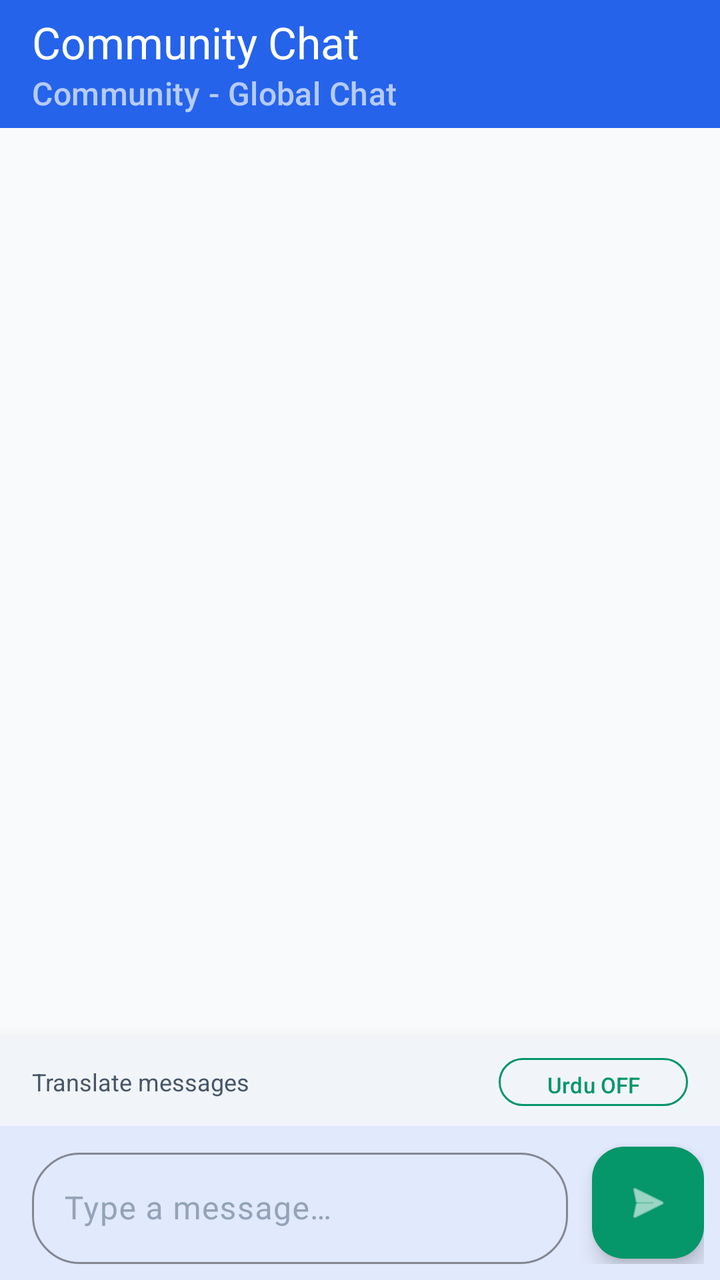
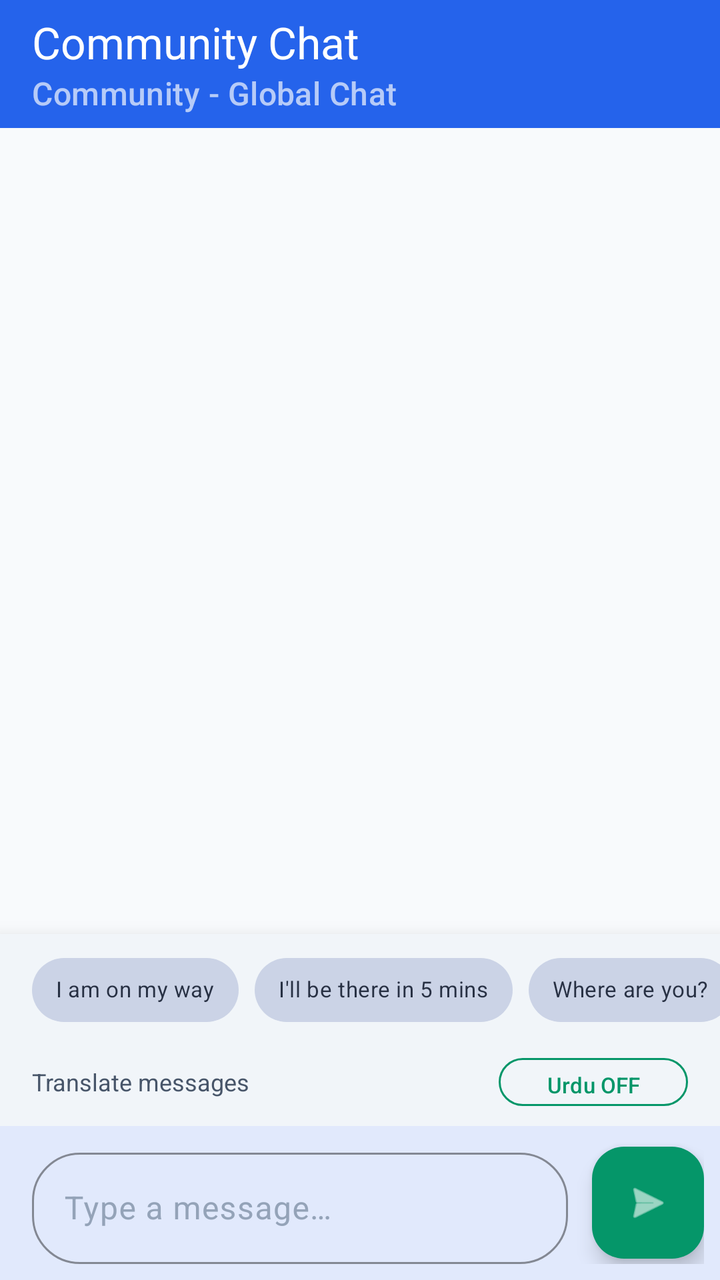

Before-and-after screenshots of an Android layout around one commit, followed by the original layout XML and the change that was made.
<!-- AndroidManifest.xml: application theme Theme.NeighbourHelpNetwork -->
<!-- res/layout/fragment_live_chat.xml -->
<?xml version="1.0" encoding="utf-8"?>
<androidx.constraintlayout.widget.ConstraintLayout
    xmlns:android="http://schemas.android.com/apk/res/android"
    xmlns:app="http://schemas.android.com/apk/res-auto"
    android:layout_width="match_parent"
    android:layout_height="match_parent"
    android:background="@color/colorBackground">

    
    <com.google.android.material.appbar.MaterialToolbar
        android:id="@+id/toolbarChat"
        android:layout_width="0dp"
        android:layout_height="?attr/actionBarSize"
        android:background="@color/colorPrimary"
        app:layout_constraintEnd_toEndOf="parent"
        app:layout_constraintStart_toStartOf="parent"
        app:layout_constraintTop_toTopOf="parent"
        app:subtitle="Community - Global Chat"
        app:subtitleTextColor="#AAFFFFFF"
        app:title="@string/label_chat_title"
        app:titleTextColor="@color/colorTextOnDark" />

    
    <androidx.recyclerview.widget.RecyclerView
        android:id="@+id/rvMessages"
        android:layout_width="0dp"
        android:layout_height="0dp"
        android:clipToPadding="false"
        android:paddingTop="8dp"
        android:paddingBottom="8dp"
        app:layout_constraintBottom_toTopOf="@id/cardInputArea"
        app:layout_constraintEnd_toEndOf="parent"
        app:layout_constraintStart_toStartOf="parent"
        app:layout_constraintTop_toBottomOf="@id/toolbarChat" />

    
    <com.google.android.material.card.MaterialCardView
        android:id="@+id/cardInputArea"
        style="@style/Widget.NHN.Card"
        android:layout_width="0dp"
        android:layout_height="wrap_content"
        app:cardCornerRadius="0dp"
        app:cardElevation="12dp"
        app:layout_constraintBottom_toBottomOf="parent"
        app:layout_constraintEnd_toEndOf="parent"
        app:layout_constraintStart_toStartOf="parent">

        <LinearLayout
            android:layout_width="match_parent"
            android:layout_height="wrap_content"
            android:orientation="vertical">

            
            <LinearLayout
                android:layout_width="match_parent"
                android:layout_height="wrap_content"
                android:background="@color/colorSurfaceVariant"
                android:gravity="center_vertical"
                android:orientation="horizontal"
                android:paddingStart="16dp"
                android:paddingTop="6dp"
                android:paddingEnd="16dp"
                android:paddingBottom="6dp">

                <TextView
                    android:layout_width="0dp"
                    android:layout_height="wrap_content"
                    android:layout_weight="1"
                    android:fontFamily="sans-serif"
                    android:text="Translate messages"
                    android:textColor="@color/colorTextSecondary"
                    android:textSize="12sp" />

                <com.google.android.material.button.MaterialButton
                    android:id="@+id/btnTranslate"
                    style="@style/Widget.NHN.Button.Outlined"
                    android:layout_width="wrap_content"
                    android:layout_height="32dp"
                    android:text="Urdu OFF"
                    android:textSize="11sp"
                    app:cornerRadius="16dp"
                    app:strokeWidth="1dp" />

            </LinearLayout>

            
            <LinearLayout
                android:layout_width="match_parent"
                android:layout_height="wrap_content"
                android:gravity="center_vertical"
                android:orientation="horizontal"
                android:paddingStart="16dp"
                android:paddingTop="8dp"
                android:paddingEnd="8dp"
                android:paddingBottom="8dp">

                <com.google.android.material.textfield.TextInputLayout
                    android:id="@+id/tilMessage"
                    style="@style/Widget.NHN.TextInputLayout"
                    android:layout_width="0dp"
                    android:layout_height="wrap_content"
                    android:layout_weight="1"
                    android:hint="@string/hint_message"
                    app:boxCornerRadiusBottomEnd="24dp"
                    app:boxCornerRadiusBottomStart="24dp"
                    app:boxCornerRadiusTopEnd="24dp"
                    app:boxCornerRadiusTopStart="24dp">

                    <com.google.android.material.textfield.TextInputEditText
                        android:id="@+id/etMessage"
                        android:layout_width="match_parent"
                        android:layout_height="wrap_content"
                        android:imeOptions="actionSend"
                        android:inputType="textCapSentences|textMultiLine"
                        android:maxLines="3" />
                </com.google.android.material.textfield.TextInputLayout>

                
                <com.google.android.material.floatingactionbutton.FloatingActionButton
                    android:id="@+id/fabSendMessage"
                    android:layout_width="wrap_content"
                    android:layout_height="wrap_content"
                    android:layout_marginStart="12dp"
                    android:backgroundTint="@color/colorAccent"
                    android:contentDescription="Send"
                    android:src="@android:drawable/ic_menu_send"
                    app:borderWidth="0dp"
                    app:fabSize="mini"
                    app:tint="@color/colorTextOnDark" />

            </LinearLayout>
        </LinearLayout>
    </com.google.android.material.card.MaterialCardView>

</androidx.constraintlayout.widget.ConstraintLayout>
<!-- resources referenced by this layout -->
<resources>
  <color name="colorAccent">#059669</color>
  <color name="colorBackground">#F8FAFC</color>
  <color name="colorPrimary">#2563EB</color>
  <color name="colorSurfaceVariant">#F1F5F9</color>
  <color name="colorTextOnDark">#FFFFFF</color>
  <color name="colorTextSecondary">#475569</color>
  <string name="hint_message">Type a message…</string>
  <string name="label_chat_title">Community Chat</string>
  <style name="Widget.NHN.Button.Outlined" parent="Widget.Material3.Button.OutlinedButton">
          <item name="strokeColor">@color/colorAccent</item>
          <item name="android:textColor">@color/colorAccent</item>
          <item name="cornerRadius">12dp</item>
          <item name="strokeWidth">2dp</item>
      </style>
  <style name="Widget.NHN.Card" parent="Widget.Material3.CardView.Elevated">
          <item name="cardCornerRadius">20dp</item>
          <item name="cardElevation">2dp</item>
          <item name="cardBackgroundColor">@color/colorSurface</item>
      </style>
  <style name="Widget.NHN.TextInputLayout" parent="Widget.Material3.TextInputLayout.OutlinedBox">
          <item name="boxStrokeColor">@color/colorPrimary</item>
          <item name="hintTextColor">@color/colorPrimary</item>
          <item name="android:textColorHint">@color/colorTextHint</item>
          <item name="boxCornerRadiusTopStart">12dp</item>
          <item name="boxCornerRadiusTopEnd">12dp</item>
          <item name="boxCornerRadiusBottomStart">12dp</item>
          <item name="boxCornerRadiusBottomEnd">12dp</item>
      </style>
  <style name="Theme.NeighbourHelpNetwork" parent="Theme.Material3.Light.NoActionBar">
          
          <item name="colorPrimary">@color/colorPrimary</item>
          <item name="colorOnPrimary">@color/colorOnPrimary</item>
          <item name="colorPrimaryContainer">@color/colorSurfaceVariant</item>
          <item name="colorOnPrimaryContainer">@color/colorPrimary</item>
  
          
          <item name="colorSecondary">@color/colorAccent</item>
          <item name="colorOnSecondary">@color/colorOnAccent</item>
  
          
          <item name="android:colorBackground">@color/colorBackground</item>
          <item name="colorSurface">@color/colorSurface</item>
          <item name="colorOnSurface">@color/colorOnSurface</item>
          <item name="colorSurfaceVariant">@color/colorSurfaceVariant</item>
          <item name="colorOutline">@color/colorOutline</item>
  
          
          <item name="android:statusBarColor">@color/colorSurface</item>
          <item name="android:windowLightStatusBar">true</item>
      </style>
  <color name="colorSurface">#FFFFFF</color>
  <color name="colorTextHint">#94A3B8</color>
  <color name="colorOnPrimary">#FFFFFF</color>
  <color name="colorOnAccent">#FFFFFF</color>
  <color name="colorOnSurface">#0F172A</color>
  <color name="colorOutline">#CBD5E1</color>
</resources>

<!-- the commit's change to res/layout/fragment_live_chat.xml (unified diff, before → after) -->
@@ -2,6 +2,7 @@
 <androidx.constraintlayout.widget.ConstraintLayout
     xmlns:android="http://schemas.android.com/apk/res/android"
     xmlns:app="http://schemas.android.com/apk/res-auto"
+    xmlns:tools="http://schemas.android.com/tools"
     android:layout_width="match_parent"
     android:layout_height="match_parent"
     android:background="@color/colorBackground">
@@ -51,6 +52,74 @@
             android:orientation="vertical">
 
             
+            <HorizontalScrollView
+                android:layout_width="match_parent"
+                android:layout_height="wrap_content"
+                android:background="@color/colorSurfaceVariant"
+                android:scrollbars="none">
+
+                <com.google.android.material.chip.ChipGroup
+                    android:id="@+id/chipGroupQuickReplies"
+                    android:layout_width="wrap_content"
+                    android:layout_height="wrap_content"
+                    android:paddingStart="16dp"
+                    android:paddingEnd="16dp"
+                    android:paddingTop="4dp"
+                    android:paddingBottom="4dp"
+                    app:singleLine="true">
+
+                    <com.google.android.material.chip.Chip
+                        android:id="@+id/chipOnMyWay"
+                        style="@style/Widget.MaterialComponents.Chip.Action"
+                        android:layout_width="wrap_content"
+                        android:layout_height="wrap_content"
+                        android:text="@string/reply_on_my_way"
+                        android:textSize="11sp" />
+
+                    <com.google.android.material.chip.Chip
+                        android:id="@+id/chipBeThereSoon"
+                        style="@style/Widget.MaterialComponents.Chip.Action"
+                        android:layout_width="wrap_content"
+                        android:layout_height="wrap_content"
+                        android:text="@string/reply_be_there_soon"
+                        android:textSize="11sp" />
+
+                    <com.google.android.material.chip.Chip
+                        android:id="@+id/chipWhereAreYou"
+                        style="@style/Widget.MaterialComponents.Chip.Action"
+                        android:layout_width="wrap_content"
+                        android:layout_height="wrap_content"
+                        android:text="@string/reply_where_are_you"
+                        android:textSize="11sp" />
+
+                    <com.google.android.material.chip.Chip
+                        android:id="@+id/chipImHere"
+                        style="@style/Widget.MaterialComponents.Chip.Action"
+                        android:layout_width="wrap_content"
+                        android:layout_height="wrap_content"
+                        android:text="@string/reply_im_here"
+                        android:textSize="11sp" />
+
+                    <com.google.android.material.chip.Chip
+                        android:id="@+id/chipThankYou"
+                        style="@style/Widget.MaterialComponents.Chip.Action"
+                        android:layout_width="wrap_content"
+                        android:layout_height="wrap_content"
+                        android:text="@string/reply_thank_you"
+                        android:textSize="11sp" />
+
+                    <com.google.android.material.chip.Chip
+                        android:id="@+id/chipOkay"
+                        style="@style/Widget.MaterialComponents.Chip.Action"
+                        android:layout_width="wrap_content"
+                        android:layout_height="wrap_content"
+                        android:text="@string/reply_okay"
+                        android:textSize="11sp" />
+
+                </com.google.android.material.chip.ChipGroup>
+            </HorizontalScrollView>
+
+            
             <LinearLayout
                 android:layout_width="match_parent"
                 android:layout_height="wrap_content"
@@ -58,7 +127,7 @@
                 android:gravity="center_vertical"
                 android:orientation="horizontal"
                 android:paddingStart="16dp"
-                android:paddingTop="6dp"
+                android:paddingTop="2dp"
                 android:paddingEnd="16dp"
                 android:paddingBottom="6dp">
 
<!-- resource entries referenced after the edit -->
@@ -8,6 +8,12 @@
   <color name="colorTextSecondary">#475569</color>
   <string name="hint_message">Type a message…</string>
   <string name="label_chat_title">Community Chat</string>
+  <string name="reply_be_there_soon">I\'ll be there in 5 mins</string>
+  <string name="reply_im_here">I\'ve arrived</string>
+  <string name="reply_okay">Okay, got it</string>
+  <string name="reply_on_my_way">I am on my way</string>
+  <string name="reply_thank_you">Thank you</string>
+  <string name="reply_where_are_you">Where are you?</string>
   <style name="Widget.NHN.Button.Outlined" parent="Widget.Material3.Button.OutlinedButton">
           <item name="strokeColor">@color/colorAccent</item>
           <item name="android:textColor">@color/colorAccent</item>
